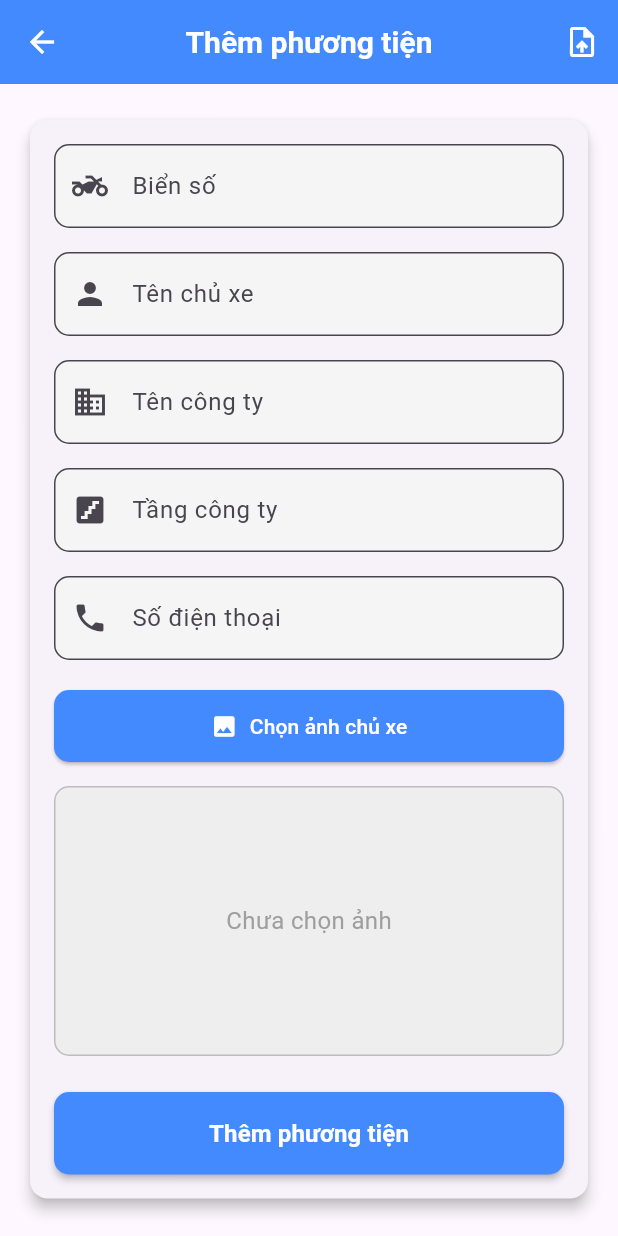
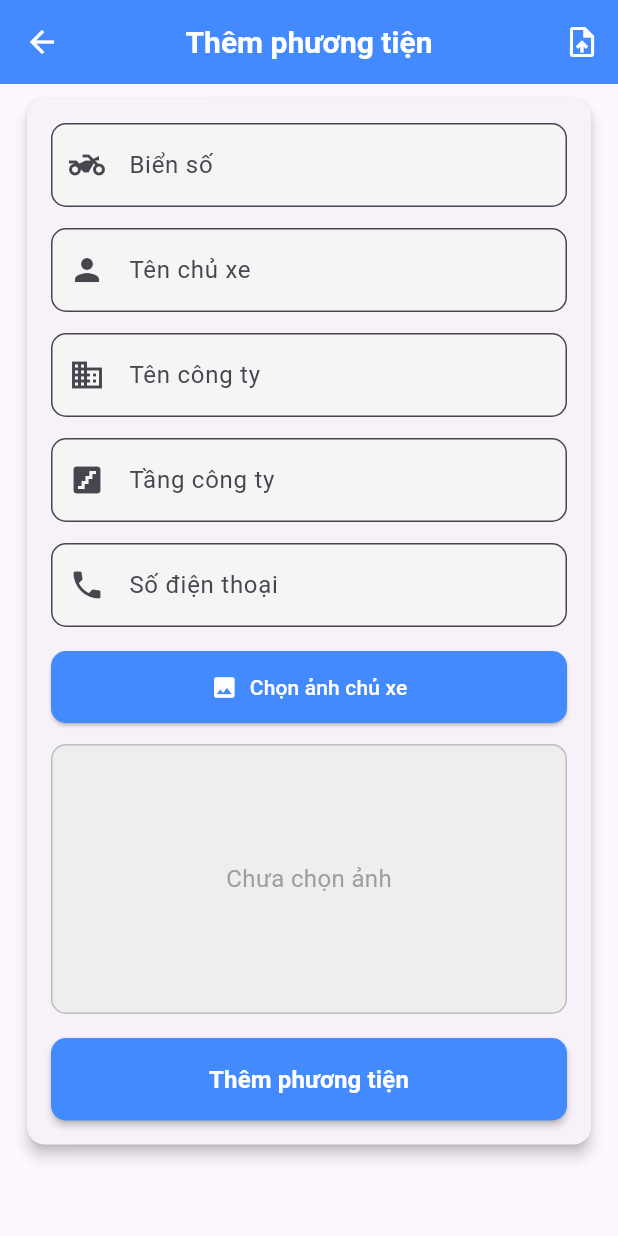
Before and after one commit to cuphut/Parking-App, a Flutter app: the AddVehicleScreen screen opened directly, on a phone screen of 412 x 824 dp. Run offline on Flutter 3.47's test engine with Material 3 defaults, Android fonts, the phone set to English and light mode, and no system bars; our stand-ins replace file_picker, fl_chart, flutter_dotenv, image_picker; missing offline and left inert: excel.

Commit message:
update visual

```diff
--- a/frontend/app/lib/screens/vehicle_page/add_vehicle_screen.dart
+++ b/frontend/app/lib/screens/vehicle_page/add_vehicle_screen.dart
@@ -264,7 +264,7 @@ class _AddVehicleScreenState extends State<AddVehicleScreen> {
       ),
       body: SafeArea(
         child: Padding(
-          padding: const EdgeInsets.symmetric(horizontal: 16.0, vertical: 20.0),
+          padding: const EdgeInsets.symmetric(horizontal: 14.0, vertical: 6.0),
           child: Form(
             key: _formKey,
             child: SingleChildScrollView(
@@ -297,7 +297,7 @@ class _AddVehicleScreenState extends State<AddVehicleScreen> {
                           return null;
                         },
                       ),
-                      const SizedBox(height: 16),
+                      const SizedBox(height: 14),
                       // Owner Name
                       TextFormField(
                         controller: _nameController,
@@ -317,7 +317,7 @@ class _AddVehicleScreenState extends State<AddVehicleScreen> {
                           return null;
                         },
                       ),
-                      const SizedBox(height: 16),
+                      const SizedBox(height: 14),
                       // Company Name
                       TextFormField(
                         controller: _companyNameController,
@@ -337,7 +337,7 @@ class _AddVehicleScreenState extends State<AddVehicleScreen> {
                           return null;
                         },
                       ),
-                      const SizedBox(height: 16),
+                      const SizedBox(height: 14),
                       // Company Floor
                       TextFormField(
                         controller: _companyFloorController,
@@ -358,7 +358,7 @@ class _AddVehicleScreenState extends State<AddVehicleScreen> {
                           return null;
                         },
                       ),
-                      const SizedBox(height: 16),
+                      const SizedBox(height: 14),
                       // Phone Number
                       TextFormField(
                         controller: _phoneController,
@@ -385,7 +385,7 @@ class _AddVehicleScreenState extends State<AddVehicleScreen> {
                           return null;
                         },
                       ),
-                      const SizedBox(height: 20),
+                      const SizedBox(height: 16),
                       // Image Picker
                       Row(
                         mainAxisAlignment: MainAxisAlignment.spaceBetween,
@@ -424,7 +424,7 @@ class _AddVehicleScreenState extends State<AddVehicleScreen> {
                             ),
                         ],
                       ),
-                      const SizedBox(height: 16),
+                      const SizedBox(height: 14),
                       // Image Preview
                       if (_selectedImage != null)
                         ClipRRect(
@@ -433,7 +433,7 @@ class _AddVehicleScreenState extends State<AddVehicleScreen> {
                             children: [
                               Image.file(
                                 _selectedImage!,
-                                height: 200,
+                                height: 240,
                                 width: double.infinity,
                                 fit: BoxFit.cover,
                               ),
@@ -459,7 +459,7 @@ class _AddVehicleScreenState extends State<AddVehicleScreen> {
                             ),
                           ),
                         ),
-                      const SizedBox(height: 24),
+                      const SizedBox(height: 16),
                       // Submit Button
                       SizedBox(
                         width: double.infinity,
--- a/frontend/app/lib/screens/vehicle_page/view_details_vehicles_screen.dart
+++ b/frontend/app/lib/screens/vehicle_page/view_details_vehicles_screen.dart
@@ -98,8 +98,8 @@ class _VehicleDetailScreenState extends State<VehicleDetailScreen> {
                           borderRadius: BorderRadius.circular(10),
                           child: Image.network(
                             imageUrl,
-                            height: 200,
-                            width: double.infinity,
+                            height: 260,
+                            width: 200,
                             fit: BoxFit.cover,
                             errorBuilder: (context, error, stackTrace) {
                               return Container(
```
Also changed, not shown: frontend/app/lib/screens/main_page/detection_screen.dart (+23 -11 lines), 1 other file.
